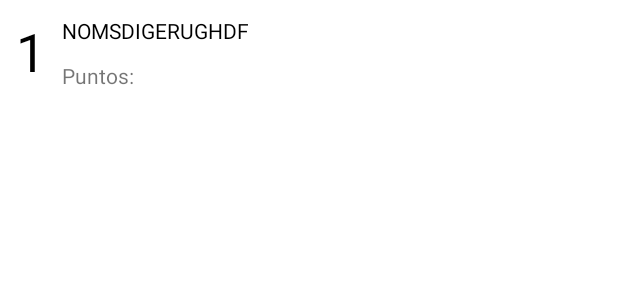
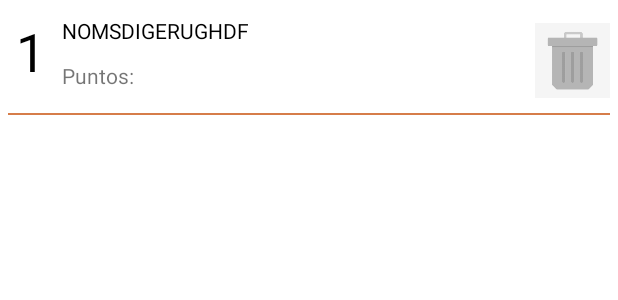
Before and after one commit to AlejandroMacazaga/SanturtziProject, an Android app: the layout listitem_grupo.xml on its own in the app's theme, with its tools: preview values and no code run, on a phone screen of 412 x 824 dp. Shown: the top 300 px of the screen. Run offline under Robolectric (Android 15) with nearby library versions, the phone set to English and light mode, and no system bars.

Commit message:
No se que he hecho hoy la verdad

```diff
--- a/app/src/main/java/com/example/santurtzi/Grupo/GrupoDao.java
+++ b/app/src/main/java/com/example/santurtzi/Grupo/GrupoDao.java
@@ -21,7 +21,7 @@ public class GrupoDao
 
         ArrayList<Grupo> grupos= new ArrayList<Grupo>();
 
-        Cursor c=db.rawQuery("select nomGrupo, puntos, integrantes from Grupo order by nomGrupo", null);
+        Cursor c=db.rawQuery("select nomGrupo, integrantes, puntos from Grupo order by nomGrupo", null);
         if(c.moveToFirst())
         {
             do
@@ -44,7 +44,7 @@ public class GrupoDao
     public Grupo verGrupo(Grupo g)
     {
         Grupo grupo= null;
-        Cursor c=db.rawQuery("select nomGrupo, puntos, integrantes from Grupo where nomGrupo='"+g.getNomGrupo()+"'",null);
+        Cursor c=db.rawQuery("select nomGrupo, integrantes, puntos from Grupo where nomGrupo='"+g.getNomGrupo()+"'",null);
         if(c!=null && c.getCount()>0)
         {
             c.moveToFirst();
@@ -69,7 +69,7 @@ public class GrupoDao
 
     public void eliminarGrupo(Grupo grupo)
     {
-        db.execSQL("delete grupo where nomGrupo='"+grupo.getNomGrupo()+"'");
+        db.execSQL("delete from Grupo where nomGrupo='"+grupo.getNomGrupo()+"'");
     }
 
 //    public void cambiarNombre(Grupo grupo)
--- a/app/src/main/res/layout/dialogo_grupos.xml
+++ b/app/src/main/res/layout/dialogo_grupos.xml
@@ -2,7 +2,6 @@
 <androidx.constraintlayout.widget.ConstraintLayout xmlns:android="http://schemas.android.com/apk/res/android"
     android:layout_width="match_parent"
     android:layout_height="match_parent"
-    android:layout_margin="15dp"
     android:padding="15dp"
     xmlns:app="http://schemas.android.com/apk/res-auto">
 
@@ -10,6 +9,7 @@
         android:id="@+id/llNomGrupo"
         android:layout_width="wrap_content"
         android:layout_height="wrap_content"
+        android:layout_marginTop="-10dp"
         app:layout_constraintLeft_toLeftOf="parent"
         app:layout_constraintTop_toTopOf="parent">
 
--- a/app/src/main/res/layout/listitem_grupo.xml
+++ b/app/src/main/res/layout/listitem_grupo.xml
@@ -38,4 +38,26 @@
         app:layout_constraintTop_toBottomOf="@id/lblNom"
         />
 
+    <ImageButton
+        android:id="@+id/btnBorrar"
+        android:layout_width="50dp"
+        android:layout_height="60dp"
+        android:layout_gravity="center"
+        android:layout_weight="1"
+        android:scaleType="fitStart"
+        android:layout_marginTop="10dp"
+        android:background="?colorOnSecondary"
+        android:src="@drawable/basura"
+        android:onClick="borrarGrupo"
+        app:layout_constraintRight_toRightOf="parent"
+        app:layout_constraintTop_toTopOf="parent"
+        />
+
+    <View
+        android:layout_width="match_parent"
+        android:layout_height="1dp"
+        android:background="?colorPrimary"
+        app:layout_constraintLeft_toLeftOf="parent"
+        app:layout_constraintTop_toBottomOf="@id/btnBorrar"/>
+
 </androidx.constraintlayout.widget.ConstraintLayout>
--- a/app/src/main/res/values-night/themes.xml
+++ b/app/src/main/res/values-night/themes.xml
@@ -13,4 +13,15 @@
         <item name="android:statusBarColor" tools:targetApi="l">?attr/colorPrimaryVariant</item>
         <!-- Customize your theme here. -->
     </style>
+
+    <style name="SplashScreen" parent="Theme.AppCompat.NoActionBar">
+
+    </style>
+    <style name="Theme.Santurtzi.NoActionBar">
+        <item name="windowActionBar">false</item>
+        <item name="windowNoTitle">true</item>
+    </style>
+    <style name="Theme.Santurtzi.AppBarOverlay" parent="ThemeOverlay.AppCompat.Dark.ActionBar" />
+    <style name="Theme.Santurtzi.PopupOverlay" parent="ThemeOverlay.AppCompat.Light" />
+
 </resources>
```
Also changed, not shown: app/src/main/java/com/example/santurtzi/Inicio/Grupos.java (+7 -1 lines), app/src/main/res/drawable/basura.png (added).
